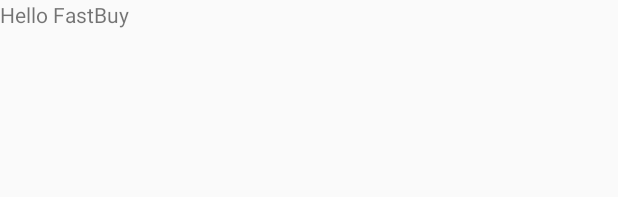
After one commit to tomatoset/Global, an Android app: the layout fragment_example.xml on its own in the app's theme, with its tools: preview values and no code run, on a phone screen of 412 x 824 dp. The commit adds this screen. Shown: the top 197 px of the screen. Run offline under Robolectric (Android 15) with nearby library versions, the phone set to English and light mode, and no system bars.

Commit message:
Add example fragment to project

```diff
--- a/Global/app/build.gradle
+++ b/Global/app/build.gradle
@@ -21,6 +21,6 @@ android {
 
 dependencies {
     compile fileTree(dir: 'libs', include: ['*.jar'])
-    compile 'com.android.support:appcompat-v7:23.1.0'
-    compile 'com.android.support:design:23.1.0'
+    compile 'com.android.support:appcompat-v7:23.0.1'
+    compile 'com.android.support:design:23.0.1'
 }
--- a/Global/app/src/main/java/com/tomatoset/app/MainActivity.java
+++ b/Global/app/src/main/java/com/tomatoset/app/MainActivity.java
@@ -1,6 +1,7 @@
 package com.tomatoset.app;
 
 import android.os.Bundle;
+import android.support.design.widget.TabLayout;
 import android.support.v4.widget.DrawerLayout;
 import android.support.v7.app.AppCompatActivity;
 import android.support.v7.widget.Toolbar;
@@ -14,6 +15,7 @@ public class MainActivity extends AppCompatActivity {
     private static final int LAYOUT =R.layout.main_layout;
     private Toolbar toolbar;
     private DrawerLayout drawerLayout;
+    private TabLayout tabLayout;
 
     @Override
     protected void onCreate(Bundle savedInstanceState) {
@@ -23,6 +25,7 @@ public class MainActivity extends AppCompatActivity {
 
         initToolbar();
         initNavigationView();
+        tabLayout = (TabLayout)findViewById(R.id.tablayout);
     }
 
 
--- /dev/null
+++ b/Global/app/src/main/res/layout/fragment_example.xml
@@ -0,0 +1,10 @@
+<?xml version="1.0" encoding="utf-8"?>
+<LinearLayout xmlns:android="http://schemas.android.com/apk/res/android"
+    android:orientation="vertical" android:layout_width="match_parent"
+    android:layout_height="match_parent">
+    <TextView
+        android:layout_width="match_parent"
+        android:layout_height="match_parent"
+        android:text="Hello FastBuy"/>
+
+</LinearLayout>
```
Also changed, not shown: Global/app/src/main/java/com/tomatoset/app/adapter/TabsPagerFragmentAdapter.java (added, +45 -0 lines), Global/app/src/main/java/com/tomatoset/app/fragment/ExampleFragment.java (added, +31 -0 lines), Global/app/src/main/res/layout/main_layout.xml (+8 -0 lines).
